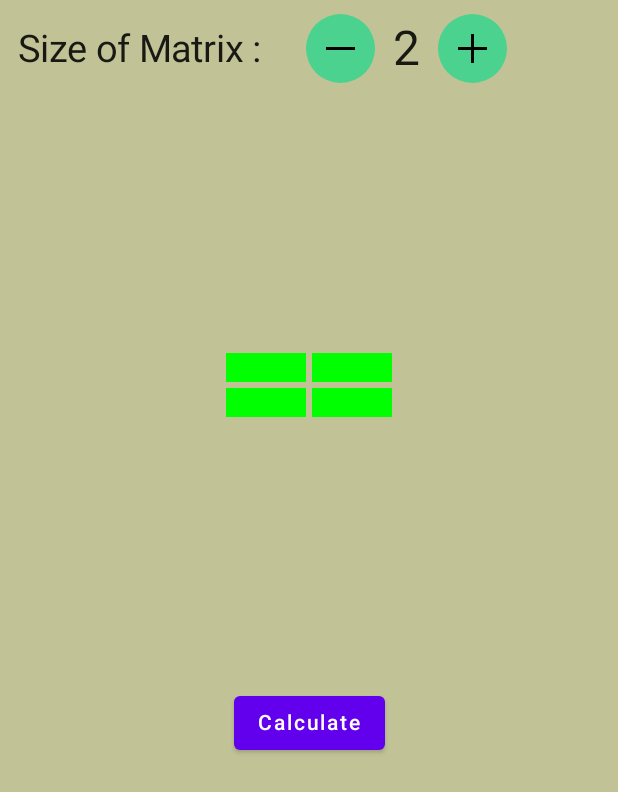
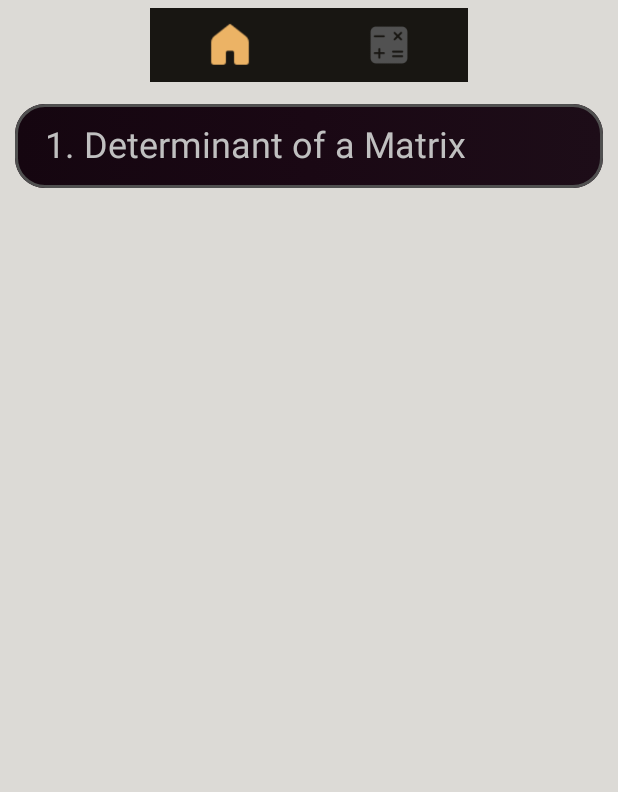
Before and after one commit to rohit-4321/Matrix-Calculator, an Android app built with Jetpack Compose: the screen it shows after launch (MainActivity), on a phone screen of 412 x 824 dp. Shown: the top 792 px of the screen. Run offline under Robolectric (Android 15) with nearby library versions, the phone set to English and light mode, and no system bars; our stand-ins replace accompanist.

```diff
--- a/app/src/main/java/com/rohit/allmath/MainActivity.kt
+++ b/app/src/main/java/com/rohit/allmath/MainActivity.kt
@@ -1,52 +1,57 @@
 package com.rohit.allmath
 
 
-import android.content.ContentValues.TAG
 import android.os.Build
 import android.os.Bundle
-import android.util.Log
 import androidx.activity.ComponentActivity
 import androidx.activity.compose.setContent
 import androidx.activity.viewModels
 import androidx.annotation.RequiresApi
 import androidx.compose.foundation.ExperimentalFoundationApi
-import androidx.compose.foundation.layout.Arrangement
-import androidx.compose.foundation.layout.Column
-import androidx.compose.foundation.layout.Row
-import androidx.compose.material.Button
-import androidx.compose.material.MaterialTheme
-import androidx.compose.material.Surface
-import androidx.compose.material.Text
-import androidx.compose.runtime.Composable
-import androidx.compose.runtime.mutableStateListOf
-import androidx.compose.runtime.mutableStateOf
-import androidx.compose.runtime.remember
-import androidx.compose.runtime.saveable.rememberSaveable
+import androidx.compose.foundation.background
+import androidx.compose.foundation.layout.*
+import androidx.compose.foundation.shape.RoundedCornerShape
+import androidx.compose.material.*
+import androidx.compose.runtime.*
 import androidx.compose.ui.Modifier
+import androidx.compose.ui.draw.clip
+import androidx.compose.ui.graphics.Color
+import androidx.compose.ui.res.painterResource
 import androidx.compose.ui.unit.dp
+import androidx.navigation.compose.rememberNavController
+import com.google.accompanist.pager.*
+import com.rohit.allmath.ui.homescreen.HomeScreen
+import com.rohit.allmath.ui.calculatorscreen.CalculatorScreen
 import com.rohit.allmath.ui.calculatorscreen.CalculatorViewModel
-import com.rohit.allmath.ui.calculatorscreen.Home
-import com.rohit.allmath.ui.navigationscreen.matrix.DeterminantViewModel
-import com.rohit.allmath.ui.navigationscreen.matrix.editText
-import com.rohit.allmath.ui.navigationscreen.matrix.matrixScreen
+import com.rohit.allmath.ui.homescreen.HomeScreenContent
+import com.rohit.allmath.ui.homescreen.tabs
+import com.rohit.allmath.ui.matrixoperationscreens.matrix.DeterminantViewModel
+import com.rohit.allmath.ui.navigation.MainNav
 import com.rohit.allmath.ui.theme.AllMathTheme
+import kotlinx.coroutines.launch
 
+@ExperimentalPagerApi
 class MainActivity : ComponentActivity() {
 
     private val calculatorViewModel by viewModels<CalculatorViewModel>()
     private val determinantViewModel by viewModels<DeterminantViewModel>()
+
     @OptIn(ExperimentalFoundationApi::class)
     @RequiresApi(Build.VERSION_CODES.O)
    // @ExperimentalFoundationApi
     override fun onCreate(savedInstanceState: Bundle?) {
+
         super.onCreate(savedInstanceState)
         setContent {
             AllMathTheme {
+                val navController = rememberNavController()
                 // A surface container using the 'background' color from the theme
                 Surface(color = MaterialTheme.colors.background) {
+                    MainNav(navController)
                    // Home(calculatorViewModel)
-                    matrixScreen(determinantViewModel)
+                   // matrixScreen(determinantViewModel)
                    // forTest()
+
 
                 }
             }
--- /dev/null
+++ b/app/src/main/java/com/rohit/allmath/ui/homescreen/HomeScreen.kt
@@ -0,0 +1,156 @@
+package com.rohit.allmath.ui.homescreen
+
+import androidx.compose.foundation.ExperimentalFoundationApi
+import androidx.compose.foundation.background
+import androidx.compose.foundation.border
+import androidx.compose.foundation.clickable
+import androidx.compose.foundation.layout.*
+import androidx.compose.foundation.shape.RoundedCornerShape
+import androidx.compose.material.*
+import androidx.compose.runtime.Composable
+import androidx.compose.runtime.rememberCoroutineScope
+import androidx.compose.ui.Alignment
+import androidx.compose.ui.Modifier
+import androidx.compose.ui.draw.clip
+import androidx.compose.ui.graphics.Brush
+import androidx.compose.ui.graphics.Color
+import androidx.compose.ui.res.painterResource
+import androidx.compose.ui.tooling.preview.Preview
+import androidx.compose.ui.unit.dp
+import androidx.compose.ui.unit.sp
+import androidx.navigation.NavHostController
+import androidx.navigation.compose.rememberNavController
+import com.google.accompanist.pager.ExperimentalPagerApi
+import com.google.accompanist.pager.HorizontalPager
+import com.google.accompanist.pager.PagerState
+import com.google.accompanist.pager.rememberPagerState
+import com.rohit.allmath.R
+import com.rohit.allmath.ui.calculatorscreen.CalculatorScreen
+import com.rohit.allmath.ui.navigation.NavigationDestination
+import kotlinx.coroutines.launch
+
+@ExperimentalFoundationApi
+@OptIn(ExperimentalPagerApi::class)
+@Composable
+fun HomeScreen(navController: NavHostController)
+{
+    tabs(navController)
+}
+@ExperimentalFoundationApi
+@ExperimentalPagerApi
+@Composable
+fun tabs(navController: NavHostController) {
+    var pageState = rememberPagerState()
+
+    Column() {
+        Alltabs(pageState = pageState)
+        HorizontalPager(count = 2,
+            state = pageState) { it ->
+            when(it)
+            {
+                0 -> HomeScreenContent(navController)
+                1 -> CalculatorScreen()
+            }
+        }
+
+
+    }
+}
+@ExperimentalPagerApi
+@Composable
+fun Alltabs(pageState : PagerState, )
+{
+    var scope = rememberCoroutineScope()
+    var listOfTabs = listOf(
+        painterResource(id =  R.drawable.home_icon),
+        painterResource(id = R.drawable.calculator_icon)
+    )
+    TabRow(
+        selectedTabIndex = pageState.currentPage,
+        modifier = Modifier
+            .padding(horizontal = 100.dp, vertical = 5.dp),
+        divider = {
+            TabRowDefaults.Divider(color = Color.Transparent , thickness = 0.dp )
+        },
+        indicator = {
+            TabRowDefaults.Indicator(color = Color.Transparent)
+        },
+    ) {
+
+        listOfTabs.forEachIndexed { index, res ->
+            Tab(selected = pageState.currentPage == index,
+                modifier = Modifier.background(MaterialTheme.colors.background),
+                onClick = {
+                    scope.launch {
+                        pageState.scrollToPage(index)
+                    }
+                },
+                selectedContentColor = Color(0xffECB365),
+                unselectedContentColor = Color(0xff515151),
+                content = {
+                    Icon(painter = res,
+                        modifier = Modifier
+                            .padding(vertical = 8.dp)
+                            .size(33.dp),
+                        contentDescription = null)
+                })
+
+        }
+    }
+
+}
+@Composable
+fun HomeScreenContent(navController: NavHostController)
+{
+    Box(modifier = Modifier.fillMaxSize()) {
+        Column(modifier = Modifier
+            .fillMaxSize()
+            .padding(vertical = 9.dp, horizontal = 10.dp),
+            horizontalAlignment = Alignment.CenterHorizontally
+        ) {
+
+            Box(modifier = Modifier
+                .fillMaxWidth()
+                .clip(RoundedCornerShape(20.dp))
+                .border(width = 2.dp, Color(0xff505050), RoundedCornerShape(20.dp))
+                .background(
+                    brush = Brush.horizontalGradient(
+                        colors = listOf(
+                            Color(0xff150610),
+                            Color(0xff1A0814),
+                            Color(0xff1D0D18)
+//                            Color(0xff25131F),
+//                            Color(0xff391B30),
+//                            Color(0xf25A2749)
+                        )
+                    )
+                )
+                .clickable {
+                    navController.navigate(NavigationDestination.DeterminantOfMatrix.route) {
+                        popUpTo(NavigationDestination.Home.route) {
+                            inclusive = false
+                        }
+                    }
+                }) {
+                Text(text = "1. Determinant of a Matrix" ,
+                    modifier = Modifier
+                        .padding(horizontal = 20.dp, vertical = 14.dp)
+                        ,
+                    fontSize = 24.sp,
+                    color = Color(0xffc0c0c0)
+                )
+            }
+
+
+
+        }
+
+    }
+
+}
+@Preview
+@Composable
+fun HomeScreenPreview()
+{
+    HomeScreenContent(navController = rememberNavController())
+}
--- a/app/src/main/java/com/rohit/allmath/ui/navigationscreen/matrix/DeteminantCalculator.kt
+++ b/app/src/main/java/com/rohit/allmath/ui/matrixoperationscreens/matrix/DeteminantCalculator.kt
@@ -1,7 +1,5 @@
-package com.rohit.allmath.ui.navigationscreen.matrix
+package com.rohit.allmath.ui.matrixoperationscreens.matrix
 
-import android.content.ContentValues.TAG
-import android.util.Log
 import org.mariuszgromada.math.mxparser.Expression
 
 fun det(a : MutableList<MutableList<String>>) : String{
--- a/app/src/main/java/com/rohit/allmath/ui/navigationscreen/matrix/DeterminantViewModel.kt
+++ b/app/src/main/java/com/rohit/allmath/ui/matrixoperationscreens/matrix/DeterminantViewModel.kt
@@ -1,11 +1,10 @@
-package com.rohit.allmath.ui.navigationscreen.matrix
+package com.rohit.allmath.ui.matrixoperationscreens.matrix
 
 import android.content.ContentValues.TAG
 import android.graphics.Point
 import android.util.Log
 import androidx.lifecycle.LiveData
 import androidx.lifecycle.MutableLiveData
-import androidx.lifecycle.Transformations
 import androidx.lifecycle.ViewModel
 
 class DeterminantViewModel : ViewModel() {
--- a/app/src/main/java/com/rohit/allmath/ui/navigationscreen/matrix/matrixScreen.kt
+++ b/app/src/main/java/com/rohit/allmath/ui/matrixoperationscreens/matrix/matrixScreen.kt
@@ -1,8 +1,7 @@
-package com.rohit.allmath.ui.navigationscreen.matrix
+package com.rohit.allmath.ui.matrixoperationscreens.matrix
 
 import android.graphics.Point
 import android.os.Build
-import android.util.Log
 import androidx.annotation.RequiresApi
 import androidx.compose.foundation.*
 import androidx.compose.foundation.layout.*
@@ -34,7 +33,7 @@ import com.rohit.allmath.R
 @RequiresApi(Build.VERSION_CODES.O)
 @ExperimentalFoundationApi
 @Composable
-fun matrixScreen(viewModel : DeterminantViewModel)
+fun matrixScreen(viewModel : DeterminantViewModel = viewModel())
 {
     val configuration = LocalConfiguration.current
     val screenHeight = configuration.screenHeightDp.dp
@@ -46,10 +45,6 @@ fun matrixScreen(viewModel : DeterminantViewModel)
 
     Box(modifier = Modifier
         .fillMaxSize()
-        .background(
-            if (isSystemInDarkTheme()) Color(0xFF293349)
-            else Color(0xFFC1C397)
-        )
     )
     {
         Column {
@@ -78,6 +73,9 @@ fun matrixScreen(viewModel : DeterminantViewModel)
                 .padding(horizontal = 8.dp)
                 .background(Color.Transparent)){
                 Button(onClick = { viewModel.calculateResult()},
+                    colors = ButtonDefaults.buttonColors(
+                        backgroundColor = Color(0xffECB365),
+                    contentColor = Color.Black),
                     modifier = Modifier.align(Alignment.Center)
                 ) {
                     Text(text = "Calculate")
@@ -111,7 +109,7 @@ fun editText(viewModel : DeterminantViewModel,
     var textStyle = TextStyle(
         fontSize = 13.sp,
         textDirection = TextDirection.Content,
-        color = if (isSystemInDarkTheme()) Color.White else Color.Black,
+        color = if(isSystemInDarkTheme()) Color.White else Color.Black,
         textAlign = TextAlign.Justify
     )
     var value = rememberSaveable{ mutableStateOf("")}
@@ -122,14 +120,15 @@ fun editText(viewModel : DeterminantViewModel,
     )
     Box(modifier = Modifier
         .width(boxWidth.dp)
-        .background(Color.Red)) {
+        .border(BorderStroke(1.dp, Color.LightGray))) {
 
         BasicTextField(value =  value.value ,
             modifier = Modifier
                 .requiredWidth(boxWidth.dp)
                 .wrapContentWidth(Alignment.End)
-                .background(Color.Green)
-                .height(19.dp)
+                .padding(horizontal = 1.dp)
+                .background(if(isSystemInDarkTheme()) Color(0xff3b3c36) else Color.White)
+                .height(20.dp)
                 .align(Alignment.Center)
             ,
             keyboardOptions = KeyboardOptions(keyboardType = KeyboardType.Number)
@@ -194,7 +193,7 @@ fun NumberPicker(count : Int ,
             .padding(horizontal = contentPadding.dp)
             .size(46.dp)
             .clip(RoundedCornerShape(100.dp))
-            .background( if(isSystemInDarkTheme())Color(0xFF4e4e4e) else Color(0XFF4ad28e))
+            .background(Color(0xffECB365))
             .clickable(onClick = onDecrement)) {
             Image(modifier  = Modifier
                 .fillMaxSize()
@@ -217,7 +216,7 @@ fun NumberPicker(count : Int ,
             .padding(horizontal = contentPadding.dp)
             .size(46.dp)
             .clip(RoundedCornerShape(100.dp))
-            .background(if(isSystemInDarkTheme())Color(0xFF4e4e4e) else Color(0XFF4ad28e))
+            .background(Color(0xffECB365))
             .clickable(onClick = onIncrement)) {
             Image(modifier  = Modifier
                 .fillMaxSize()
@@ -229,38 +228,6 @@ fun NumberPicker(count : Int ,
     }
 }
 
-
-
-
-
-
-
-
-
-
-
-
-
-
-
-
-
-
-
-
-
-
-
-
-
-
-
-
-
-
-
-
-
 @RequiresApi(Build.VERSION_CODES.O)
 @ExperimentalFoundationApi
 @Composable
--- /dev/null
+++ b/app/src/main/java/com/rohit/allmath/ui/navigation/NavigationDestination.kt
@@ -0,0 +1,7 @@
+package com.rohit.allmath.ui.navigation
+
+sealed class NavigationDestination(val route : String)
+{
+    object Home : NavigationDestination(route = "home")
+    object DeterminantOfMatrix : NavigationDestination(route = "determinant_screen")
+}
--- /dev/null
+++ b/app/src/main/java/com/rohit/allmath/ui/navigation/navigation.kt
@@ -0,0 +1,29 @@
+package com.rohit.allmath.ui.navigation
+
+import android.os.Build
+import androidx.annotation.RequiresApi
+import androidx.compose.foundation.ExperimentalFoundationApi
+import androidx.compose.runtime.Composable
+import androidx.navigation.NavHostController
+import androidx.navigation.compose.NavHost
+import androidx.navigation.compose.composable
+import com.rohit.allmath.ui.homescreen.HomeScreen
+import com.rohit.allmath.ui.matrixoperationscreens.matrix.matrixScreen
+
+@RequiresApi(Build.VERSION_CODES.O)
+@ExperimentalFoundationApi
+@Composable
+fun MainNav(navController: NavHostController){
+    NavHost(navController = navController, startDestination = NavigationDestination.Home.route)
+    {
+        composable(NavigationDestination.Home.route)
+        {
+            HomeScreen(navController)
+        }
+        composable(NavigationDestination.DeterminantOfMatrix.route)
+        {
+            matrixScreen()
+        }
+    }
+
+}
--- a/app/src/main/java/com/rohit/allmath/ui/theme/Color.kt
+++ b/app/src/main/java/com/rohit/allmath/ui/theme/Color.kt
@@ -6,3 +6,5 @@ val Purple200 = Color(0xFFBB86FC)
 val Purple500 = Color(0xFF6200EE)
 val Purple700 = Color(0xFF3700B3)
 val Teal200 = Color(0xFF03DAC5)
+val backgroundColor = Color(0x2C362D16)
+val statusBarColor =  Color(0xFF171717)
--- a/app/src/main/java/com/rohit/allmath/ui/theme/Theme.kt
+++ b/app/src/main/java/com/rohit/allmath/ui/theme/Theme.kt
@@ -5,17 +5,20 @@ import androidx.compose.material.MaterialTheme
 import androidx.compose.material.darkColors
 import androidx.compose.material.lightColors
 import androidx.compose.runtime.Composable
+import androidx.compose.ui.graphics.Color
+import com.google.accompanist.systemuicontroller.rememberSystemUiController
 
 private val DarkColorPalette = darkColors(
     primary = Purple200,
     primaryVariant = Purple700,
-    secondary = Teal200
+    secondary = Teal200,
+    background = backgroundColor
 )
 
 private val LightColorPalette = lightColors(
     primary = Purple500,
     primaryVariant = Purple700,
-    secondary = Teal200
+    secondary = Teal200,
 
     /* Other default colors to override
     background = Color.White,
@@ -27,13 +30,16 @@ private val LightColorPalette = lightColors(
     */
 )
 
+
 @Composable
-fun AllMathTheme(darkTheme: Boolean = isSystemInDarkTheme(), content: @Composable() () -> Unit) {
-    val colors = if (darkTheme) {
-        DarkColorPalette
-    } else {
-        LightColorPalette
-    }
+fun AllMathTheme(darkTheme: Boolean = isSystemInDarkTheme(),
+                 content: @Composable() () -> Unit)
+{
+    val systemUiController = rememberSystemUiController()
+
+    val colors = DarkColorPalette
+
+    systemUiController.setStatusBarColor(statusBarColor)
 
     MaterialTheme(
         colors = colors,
--- a/app/src/main/java/com/rohit/allmath/ui/theme/Type.kt
+++ b/app/src/main/java/com/rohit/allmath/ui/theme/Type.kt
@@ -1,6 +1,7 @@
 package com.rohit.allmath.ui.theme
 
 import androidx.compose.material.Typography
+import androidx.compose.ui.graphics.Color
 import androidx.compose.ui.text.TextStyle
 import androidx.compose.ui.text.font.FontFamily
 import androidx.compose.ui.text.font.FontWeight
@@ -9,6 +10,7 @@ import androidx.compose.ui.unit.sp
 // Set of Material typography styles to start with
 val Typography = Typography(
     body1 = TextStyle(
+        color = Color.White,
         fontFamily = FontFamily.Default,
         fontWeight = FontWeight.Normal,
         fontSize = 16.sp
--- a/app/src/main/res/values-night/themes.xml
+++ b/app/src/main/res/values-night/themes.xml
@@ -12,5 +12,8 @@
         <!-- Status bar color. -->
         <item name="android:statusBarColor" tools:targetApi="l">?attr/colorPrimaryVariant</item>
         <!-- Customize your theme here. -->
+        <item name="android:navigationBarColor">
+            @color/navigationBarColor
+        </item>
     </style>
 </resources>
--- a/app/src/main/res/values/colors.xml
+++ b/app/src/main/res/values/colors.xml
@@ -7,4 +7,5 @@
     <color name="teal_700">#FF018786</color>
     <color name="black">#FF000000</color>
     <color name="white">#FFFFFFFF</color>
+    <color name="navigationBarColor">#FF0F0E0E</color>
 </resources>
--- a/app/src/main/res/values/themes.xml
+++ b/app/src/main/res/values/themes.xml
@@ -12,7 +12,11 @@
         <!-- Status bar color. -->
         <item name="android:statusBarColor" tools:targetApi="l">?attr/colorPrimaryVariant</item>
         <!-- Customize your theme here. -->
+        <item name="android:navigationBarColor">
+            @color/navigationBarColor
+        </item>
     </style>
+
 
     <style name="Theme.AllMath.NoActionBar">
         <item name="windowActionBar">false</item>
```
Also changed, not shown: app/build.gradle (+6 -1 lines), app/src/main/java/com/rohit/allmath/ui/calculatorscreen/calculatorScreen.kt (+17 -18 lines), app/src/main/res/drawable/calculator_icon.png (added), app/src/main/res/drawable/home_icon.png (added), 2 other files.
